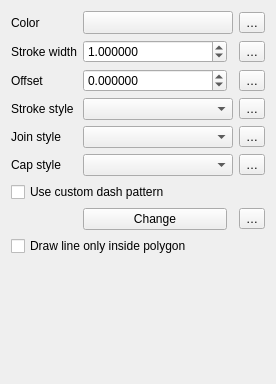
This is src/ui/symbollayer/widget_simpleline.ui in carsmie/QGIS as Qt 5 draws it before an edit. The edited form follows.
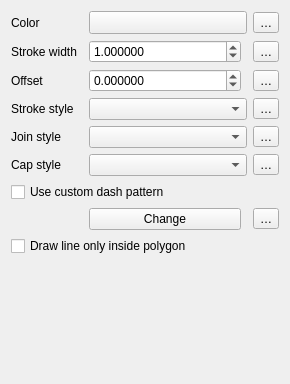
This is the edited form. Custom widgets are drawn as their Qt base class.

Diff of the .ui file:
```diff
--- a/src/ui/symbollayer/widget_simpleline.ui
+++ b/src/ui/symbollayer/widget_simpleline.ui
@@ -6,7 +6,7 @@
    <rect>
     <x>0</x>
     <y>0</y>
-    <width>276</width>
+    <width>290</width>
     <height>384</height>
    </rect>
   </property>
@@ -14,7 +14,7 @@
    <string>Form</string>
   </property>
   <layout class="QGridLayout" name="gridLayout">
-   <item row="1" column="1">
+   <item row="1" column="2">
     <layout class="QHBoxLayout" name="horizontalLayout_2">
      <item>
       <widget class="QgsDoubleSpinBox" name="spinWidth">
@@ -56,20 +56,16 @@
      </item>
     </layout>
    </item>
-   <item row="4" column="2">
+   <item row="4" column="3">
     <widget class="QgsPropertyOverrideButton" name="mJoinStyleDDBtn">
      <property name="text">
       <string>…</string>
      </property>
     </widget>
    </item>
-   <item row="4" column="1">
-    <layout class="QHBoxLayout" name="horizontalLayout_10">
-     <item>
+   <item row="4" column="2">
       <widget class="QgsPenJoinStyleComboBox" name="cboJoinStyle"/>
      </item>
-    </layout>
-   </item>
    <item row="5" column="0">
     <widget class="QLabel" name="label_6">
      <property name="text">
@@ -97,9 +93,7 @@
      </property>
     </widget>
    </item>
-   <item row="0" column="1">
-    <layout class="QHBoxLayout" name="horizontalLayout_9">
-     <item>
+   <item row="0" column="2">
       <widget class="QgsColorButton" name="btnChangeColor">
        <property name="sizePolicy">
         <sizepolicy hsizetype="Expanding" vsizetype="Fixed">
@@ -124,9 +118,7 @@
        </property>
       </widget>
      </item>
-    </layout>
-   </item>
-   <item row="8" column="0" colspan="2">
+   <item row="8" column="0" colspan="3">
     <widget class="QCheckBox" name="mDrawInsideCheckBox">
      <property name="text">
       <string>Draw line only inside polygon</string>
@@ -140,7 +132,7 @@
      </property>
     </widget>
    </item>
-   <item row="7" column="1">
+   <item row="7" column="2">
     <layout class="QHBoxLayout" name="horizontalLayout_12">
      <item>
       <widget class="QPushButton" name="mChangePatternButton">
@@ -160,20 +152,12 @@
      </item>
     </layout>
    </item>
-   <item row="3" column="1">
-    <layout class="QHBoxLayout" name="horizontalLayout">
-     <item>
+   <item row="3" column="2">
       <widget class="QgsPenStyleComboBox" name="cboPenStyle"/>
      </item>
-    </layout>
-   </item>
-   <item row="5" column="1">
-    <layout class="QHBoxLayout" name="horizontalLayout_11">
-     <item>
+   <item row="5" column="2">
       <widget class="QgsPenCapStyleComboBox" name="cboCapStyle"/>
      </item>
-    </layout>
-   </item>
    <item row="0" column="0">
     <widget class="QLabel" name="label">
      <property name="text">
@@ -188,7 +172,7 @@
      </property>
     </widget>
    </item>
-   <item row="7" column="2">
+   <item row="7" column="3">
     <widget class="QgsPropertyOverrideButton" name="mDashPatternDDBtn">
      <property name="text">
       <string>…</string>
@@ -202,7 +186,7 @@
      </property>
     </widget>
    </item>
-   <item row="2" column="1">
+   <item row="2" column="2">
     <layout class="QHBoxLayout" name="horizontalLayout_3">
      <item>
       <widget class="QgsDoubleSpinBox" name="spinOffset">
@@ -241,42 +225,42 @@
      </item>
     </layout>
    </item>
-   <item row="5" column="2">
+   <item row="5" column="3">
     <widget class="QgsPropertyOverrideButton" name="mCapStyleDDBtn">
      <property name="text">
       <string>…</string>
      </property>
     </widget>
    </item>
-   <item row="0" column="2">
+   <item row="0" column="3">
     <widget class="QgsPropertyOverrideButton" name="mColorDDBtn">
      <property name="text">
       <string>…</string>
      </property>
     </widget>
    </item>
-   <item row="1" column="2">
+   <item row="1" column="3">
     <widget class="QgsPropertyOverrideButton" name="mPenWidthDDBtn">
      <property name="text">
       <string>…</string>
      </property>
     </widget>
    </item>
-   <item row="3" column="2">
+   <item row="3" column="3">
     <widget class="QgsPropertyOverrideButton" name="mPenStyleDDBtn">
      <property name="text">
       <string>…</string>
      </property>
     </widget>
    </item>
-   <item row="2" column="2">
+   <item row="2" column="3">
     <widget class="QgsPropertyOverrideButton" name="mOffsetDDBtn">
      <property name="text">
       <string>…</string>
      </property>
     </widget>
    </item>
-   <item row="6" column="0" colspan="2">
+   <item row="6" column="0" colspan="3">
     <widget class="QCheckBox" name="mCustomCheckBox">
      <property name="text">
       <string>Use custom dash pattern</string>
@@ -291,6 +275,12 @@
    <extends>QDoubleSpinBox</extends>
    <header>qgsdoublespinbox.h</header>
   </customwidget>
+  <customwidget>
+   <class>QgsColorButton</class>
+   <extends>QToolButton</extends>
+   <header>qgscolorbutton.h</header>
+   <container>1</container>
+  </customwidget>
   <customwidget>
    <class>QgsPropertyOverrideButton</class>
    <extends>QToolButton</extends>
@@ -302,12 +292,6 @@
    <header>qgsunitselectionwidget.h</header>
    <container>1</container>
   </customwidget>
-  <customwidget>
-   <class>QgsColorButton</class>
-   <extends>QToolButton</extends>
-   <header>qgscolorbutton.h</header>
-   <container>1</container>
-  </customwidget>
   <customwidget>
    <class>QgsPenJoinStyleComboBox</class>
    <extends>QComboBox</extends>
```
Left out of the diff: 23 changed lines with no effect on the pictures. Lines whose indentation alone changed are shown as unchanged.
